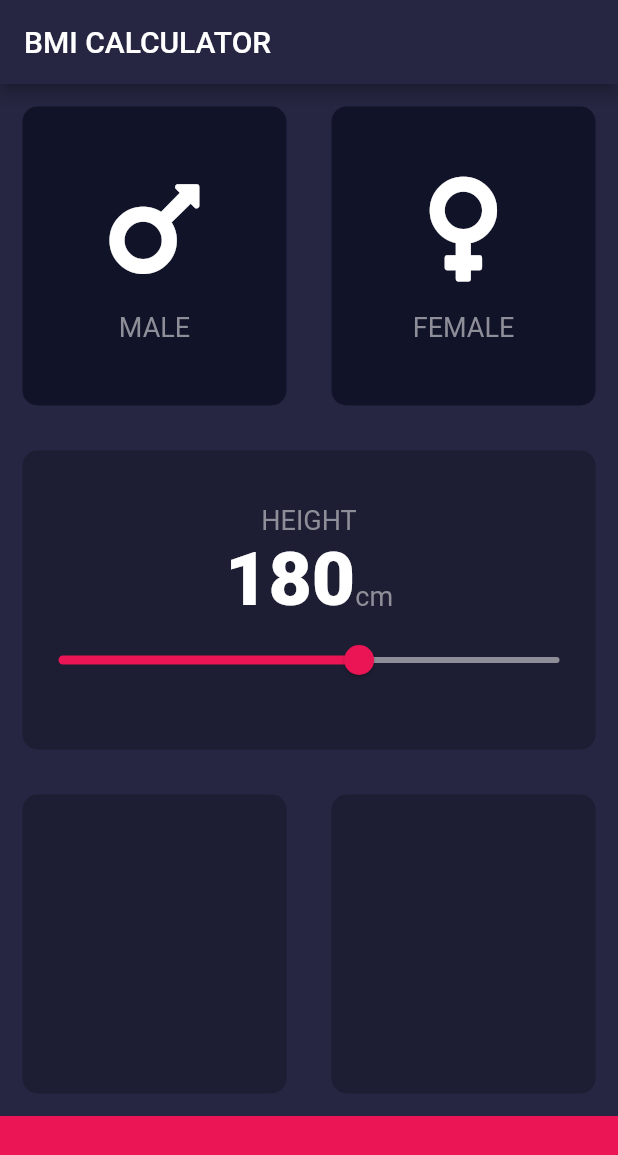
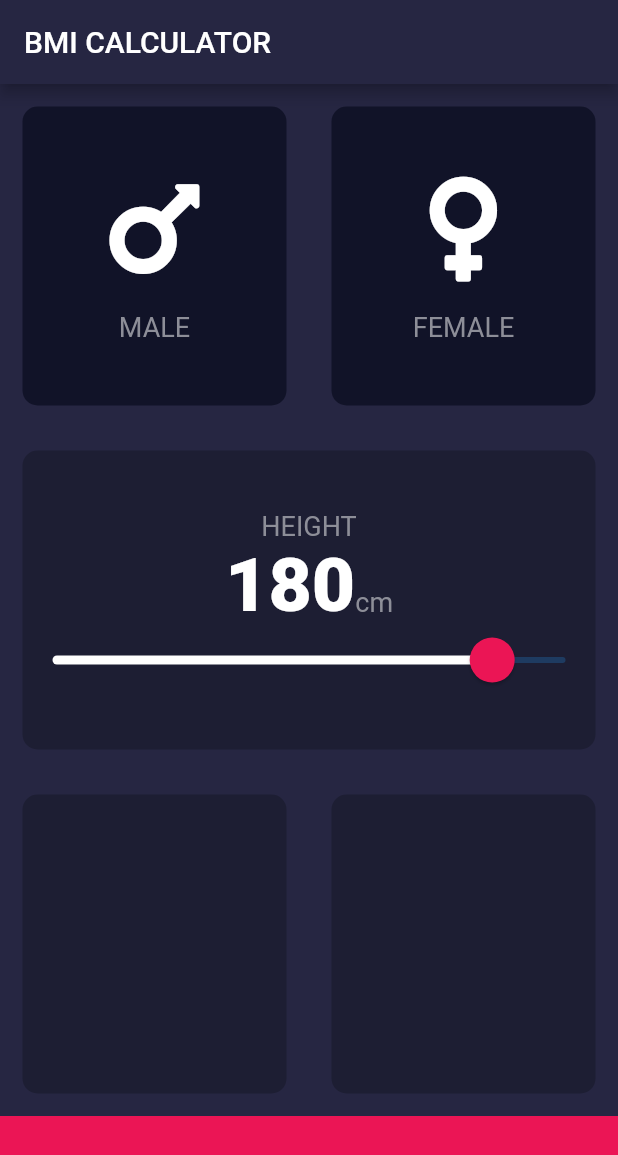
Before and after one commit to taouti/bim_calculator_2, a Flutter app: the screen it shows after launch, on a phone screen of 412 x 824 dp. Shown: the top 1155 px of the screen. Run offline on Flutter 3.47's test engine with Material 2 defaults, Android fonts, the phone set to English and light mode, and no system bars; our stand-ins replace font_awesome_flutter.

Commit message:
commit_01

```diff
--- a/lib/constants.dart
+++ b/lib/constants.dart
@@ -9,7 +9,17 @@ const KNumberTextStyle = TextStyle(
   fontWeight: FontWeight.w900,
 );
 
+// Colors
 const KBottomContainerHeight = 80.0;
 const KActiveCardColor = Color(0xFF1D1E33);
 const KInactiveCardColor = Color(0xFF111328);
 const KBottomContainerColor = Color(0xFFEB1555);
+const KMainColor = Color(0xFF262642);
+const KSliderActiveColor = Color(0xFFFFFFFF);
+const KSliderInactiveColor = Color(0xFF8D8E98);
+const KSliderThumbColor = Color(0xFFEB1555);
+const KSliderOverlayColor = Color(0x29EB1555);
+
+//Slider Limits
+const double KMin = 120;
+const double KMax = 190;
--- a/lib/input_page.dart
+++ b/lib/input_page.dart
@@ -114,17 +114,27 @@ class _InputPageState extends State<InputPage> {
                       ),
                     ],
                   ),
-                  Slider(
+                  SliderTheme(
+                    data: SliderTheme.of(context).copyWith(
+                      inactiveTickMarkColor: KSliderInactiveColor,
+                      thumbColor: KSliderThumbColor,
+                      overlayColor: KSliderOverlayColor,
+                      activeTrackColor: KSliderActiveColor,
+                      overlayShape:
+                          RoundSliderThumbShape(enabledThumbRadius: 20.0),
+                      thumbShape:
+                          RoundSliderThumbShape(enabledThumbRadius: 15.0),
+                    ),
+                    child: Slider(
                       value: height.toDouble(),
-                    min: 120,
-                    max: 220,
-                    activeColor: Color(0xFFEB1555),
-                    inactiveColor: Color(0xFF8D8E98),
+                      min: KMin,
+                      max: KMax,
                       onChanged: (double newValue) {
                         setState(() {
                           height = newValue.round();
                         });
                       },
+                    ),
                   )
                 ],
               ),
--- a/lib/main.dart
+++ b/lib/main.dart
@@ -1,7 +1,6 @@
 import 'package:flutter/material.dart';
+import 'constants.dart';
 import 'input_page.dart';
-
-const mainColor = Color(0xFF262642);
 
 void main() => runApp(BMICalculator());
 
@@ -10,8 +9,8 @@ class BMICalculator extends StatelessWidget {
   Widget build(BuildContext context) {
     return MaterialApp(
       theme: ThemeData.dark().copyWith(
-        scaffoldBackgroundColor: mainColor,
-        primaryColor: mainColor,
+        scaffoldBackgroundColor: KMainColor,
+        primaryColor: KMainColor,
       ),
       home: InputPage(),
     );
```
Also changed, not shown: pubspec.lock. Lines whose indentation alone changed are shown as unchanged.
